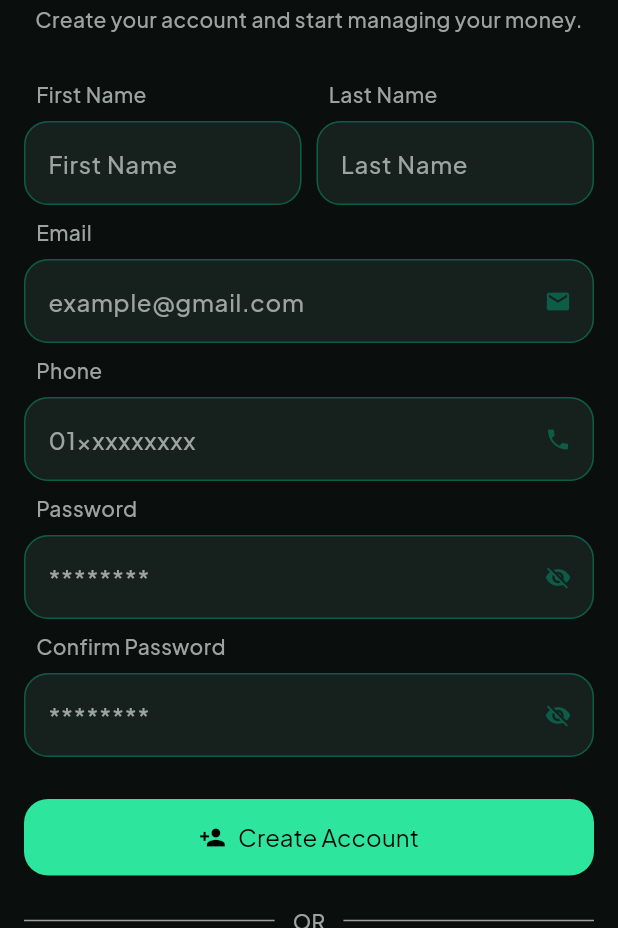
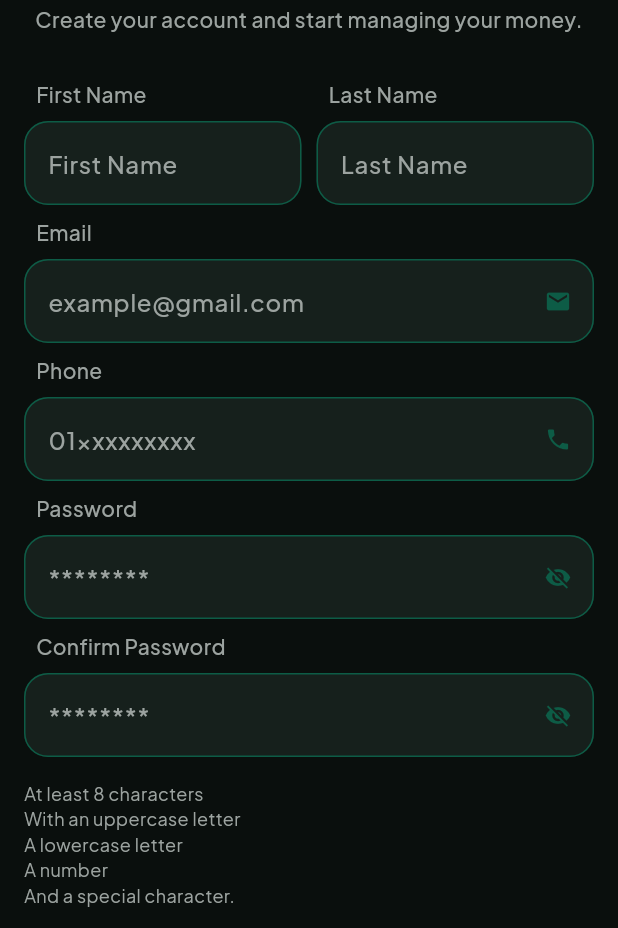
Before and after one commit to sweKhalidSameh/money_manager_app, a Flutter app: the SignupScreen screen opened directly, on a phone screen of 412 x 824 dp, the part 308-1236 px from its top. Run offline on Flutter 3.47's test engine with Material 3 defaults, Android fonts, the phone set to English and light mode, and no system bars; our stand-ins replace bloc, cloud_firestore, firebase_auth, firebase_core, flutter_bloc, flutter_svg and 1 more; accounts and stored records are empty.

Commit message:
add text'password rules'

```diff
--- a/lib/features/auth/logic/data/auth_repository.dart
+++ b/lib/features/auth/logic/data/auth_repository.dart
@@ -1,6 +1,6 @@
 import 'package:cloud_firestore/cloud_firestore.dart';
 import 'package:firebase_auth/firebase_auth.dart';
-import 'package:flutter/rendering.dart';
+import 'package:flutter/foundation.dart';
 
 class AuthRepository {
   final FirebaseAuth _firebaseAuth;
--- a/lib/features/auth/presentation/signup_screen.dart
+++ b/lib/features/auth/presentation/signup_screen.dart
@@ -168,7 +168,6 @@ class _SignupScreenState extends State<SignupScreen> {
                               controller: _passwordController,
                             ),
                             const SizedBox(height: 8),
-
                             _buildLabel('Confirm Password'),
 
                             PasswordField(
@@ -186,6 +185,13 @@ class _SignupScreenState extends State<SignupScreen> {
                             PasswordStrengthBar(
                                 controller: _passwordController),
 
+                            const SizedBox(height: 8),
+                            Text(
+                              'At least 8 characters \nWith an uppercase letter \nA lowercase letter\nA number\nAnd a special character.',
+                              style: AppTextStyles.captionText.copyWith(
+                                color: AppColors.textSecondary,
+                              ),
+                            ),
                             const SizedBox(height: 20),
 
                             // Create Account Button
```
